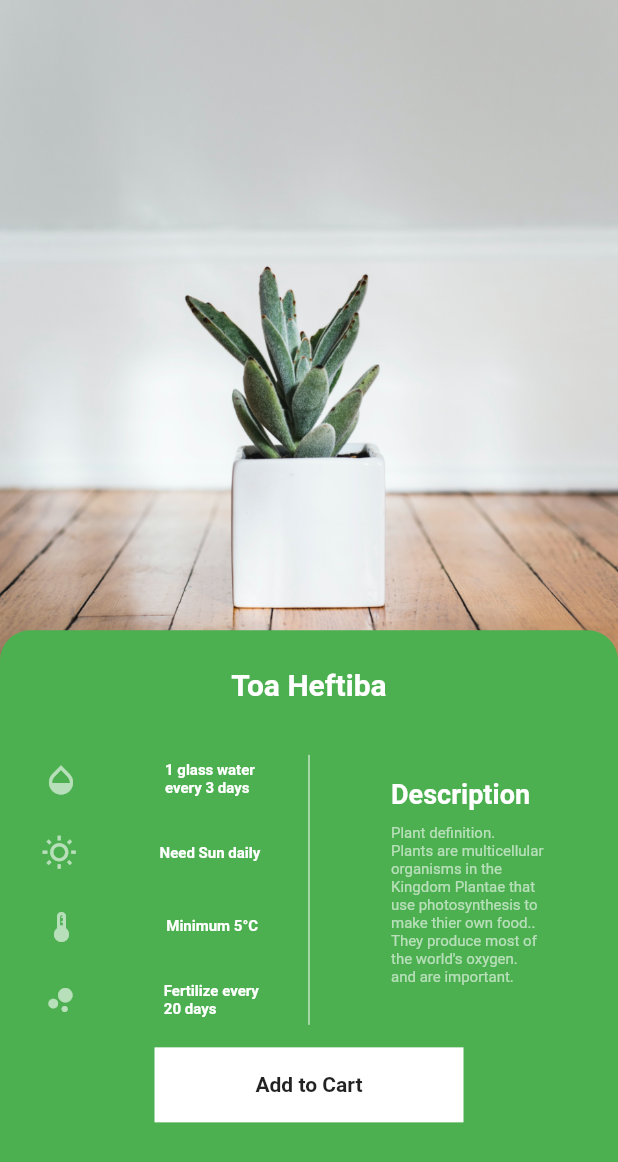
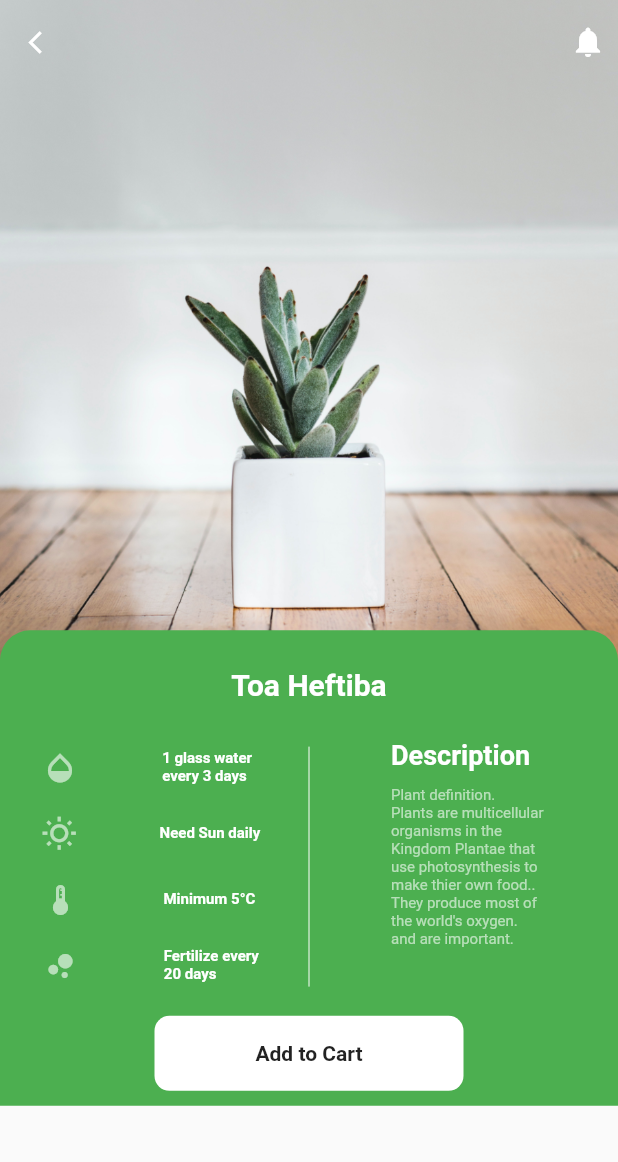
Before and after one commit to rahamanar/NurseryAppUI_Flutter, a Flutter app: the ImageDetails screen opened directly, on a phone screen of 412 x 824 dp. Shown: the top 1162 px of the screen. Run offline on Flutter 3.47's test engine with Material 2 defaults, Android fonts, the phone set to English and light mode, and no system bars; missing offline and left inert: clippy_flutter; network calls fail.

Commit message:
added icons in image and modified button shape

```diff
--- a/lib/ImageDetails/image_details.dart
+++ b/lib/ImageDetails/image_details.dart
@@ -13,6 +13,24 @@ class _ImageDetailsState extends State<ImageDetails> {
   @override
   Widget build(BuildContext context) {
     return Scaffold(
+      extendBodyBehindAppBar: true,
+      appBar: AppBar(
+        leading: GestureDetector(
+          onTap: () => Navigator.pop(context),
+          child: Icon(
+            Icons.arrow_back_ios,
+            size: 18,
+          ),
+        ),
+        actions: [
+          Padding(
+            padding: const EdgeInsets.all(8.0),
+            child: Icon(Icons.notifications),
+          )
+        ],
+        elevation: 0,
+        backgroundColor: Colors.transparent,
+      ),
       body: Stack(
         children: [
           Container(
@@ -37,8 +55,9 @@ class _ImageDetailsState extends State<ImageDetails> {
                 topRight: Radius.circular(20),
               ),
             ),
+            child: SingleChildScrollView(
               child: Column(
-              mainAxisSize: MainAxisSize.max,
+                mainAxisSize: MainAxisSize.min,
                 children: [
                   Padding(
                     padding: const EdgeInsets.all(25.0),
@@ -52,9 +71,9 @@ class _ImageDetailsState extends State<ImageDetails> {
                       ),
                     ),
                   ),
-                SizedBox(
-                  height: 10,
-                ),
+                  // SizedBox(
+                  //   height: 0,
+                  // ),
                   Row(
                     children: [
                       Expanded(
@@ -71,7 +90,7 @@ class _ImageDetailsState extends State<ImageDetails> {
                                   color: Colors.white.withOpacity(0.6),
                                 ),
                                 Text(
-                                "1 glass water \nevery 3 days",
+                                  "1 glass water  \nevery 3 days",
                                   style: TextStyle(
                                       fontSize: 10,
                                       color: Colors.white,
@@ -80,7 +99,7 @@ class _ImageDetailsState extends State<ImageDetails> {
                               ],
                             ),
                             SizedBox(
-                            height: 25,
+                              height: 20,
                             ),
                             Row(
                               mainAxisAlignment: MainAxisAlignment.spaceAround,
@@ -99,7 +118,7 @@ class _ImageDetailsState extends State<ImageDetails> {
                               ],
                             ),
                             SizedBox(
-                            height: 25,
+                              height: 20,
                             ),
                             Row(
                               mainAxisAlignment: MainAxisAlignment.spaceAround,
@@ -109,7 +128,7 @@ class _ImageDetailsState extends State<ImageDetails> {
                                   color: Colors.white.withOpacity(0.6),
                                 ),
                                 Text(
-                                "Minimum 5°C",
+                                  "Minimum 5°C ",
                                   style: TextStyle(
                                       fontSize: 10,
                                       color: Colors.white,
@@ -118,7 +137,7 @@ class _ImageDetailsState extends State<ImageDetails> {
                               ],
                             ),
                             SizedBox(
-                            height: 25,
+                              height: 20,
                             ),
                             Row(
                               mainAxisAlignment: MainAxisAlignment.spaceAround,
@@ -140,7 +159,7 @@ class _ImageDetailsState extends State<ImageDetails> {
                         ),
                       ),
                       Container(
-                      height: 180,
+                        height: 160,
                         width: 10,
                         child: VerticalDivider(color: Colors.white),
                       ),
@@ -148,7 +167,7 @@ class _ImageDetailsState extends State<ImageDetails> {
                         child: Column(
                           mainAxisAlignment: MainAxisAlignment.spaceBetween,
                           crossAxisAlignment: CrossAxisAlignment.center,
-                        mainAxisSize: MainAxisSize.max,
+                          mainAxisSize: MainAxisSize.min,
                           children: [
                             Text(
                               "Description  ",
@@ -167,7 +186,7 @@ class _ImageDetailsState extends State<ImageDetails> {
                                   color: Colors.white.withOpacity(0.6)),
                             ),
                             SizedBox(
-                            height: 10,
+                              height: 30,
                             ),
                           ],
                         ),
@@ -179,13 +198,15 @@ class _ImageDetailsState extends State<ImageDetails> {
                   ),
                   Flexible(
                     child: Trapezoid(
-                    cutLength: 20.0,
+                      cutLength: 1.0,
                       edge: Edge.TOP,
                       child: GestureDetector(
                         onTap: () {},
                         // Navigator.pushNamed(context, '/trapezoid_demo'),
                         child: Container(
+                          decoration: BoxDecoration(
                               color: Colors.white,
+                              borderRadius: BorderRadius.circular(10)),
                           width: MediaQuery.of(context).size.width * 0.5,
                           height: 50.0,
                           child: Center(
@@ -204,6 +225,7 @@ class _ImageDetailsState extends State<ImageDetails> {
                 ],
               ),
             ),
+          ),
         ],
       ),
     );
--- a/lib/home/components/pricetaglist.dart
+++ b/lib/home/components/pricetaglist.dart
@@ -16,7 +16,7 @@ class Pricetaglist extends StatelessWidget {
         children: [
           TextSpan(
             text: "$category\n",
-            style: TextStyle(color: Colors.black, fontSize: 18),
+            style: TextStyle(color: Colors.black, fontSize: 16),
           ),
           TextSpan(
             text: value,
--- a/lib/home/home.dart
+++ b/lib/home/home.dart
@@ -45,7 +45,7 @@ class _HomePageState extends State<HomePage>
       child: Scaffold(
         resizeToAvoidBottomPadding: true,
         body: Padding(
-          padding: const EdgeInsets.all(10.0),
+          padding: const EdgeInsets.all(6.0),
           child: Container(
             child: Column(
               crossAxisAlignment: CrossAxisAlignment.start,
@@ -83,7 +83,7 @@ class _HomePageState extends State<HomePage>
                     children: [
                       Container(
                         height: 55,
-                        width: 80,
+                        width: 90,
                         decoration: BoxDecoration(
                           borderRadius: BorderRadius.only(
                             bottomRight: Radius.circular(10),
```
Lines whose indentation alone changed are shown as unchanged.
